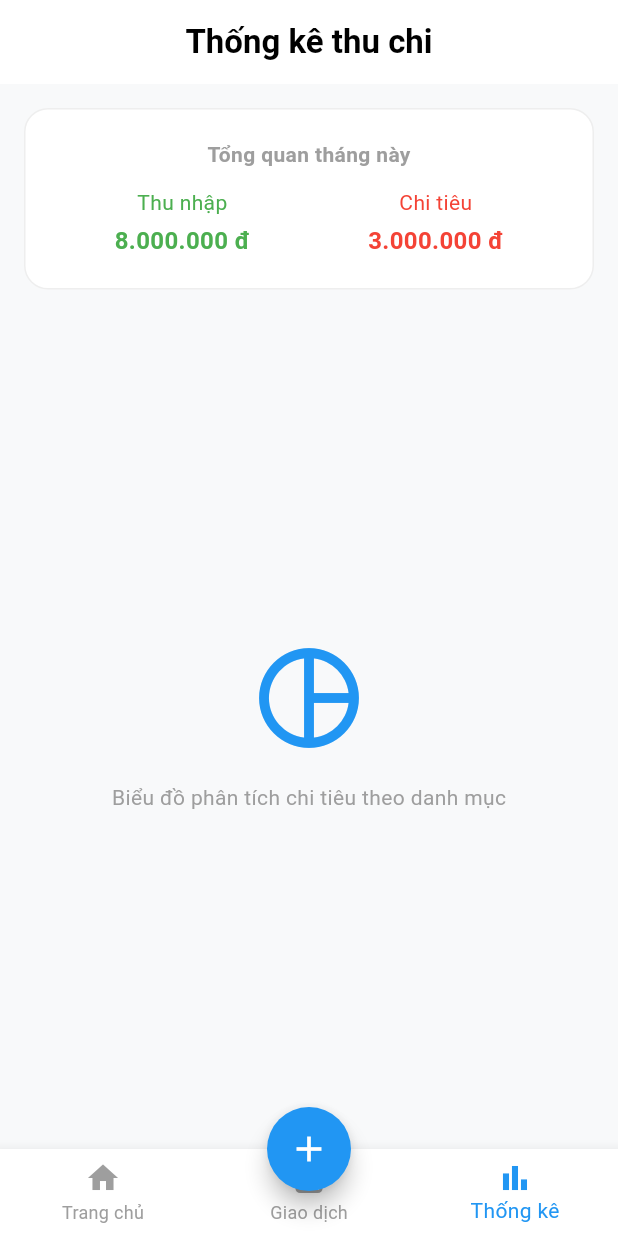
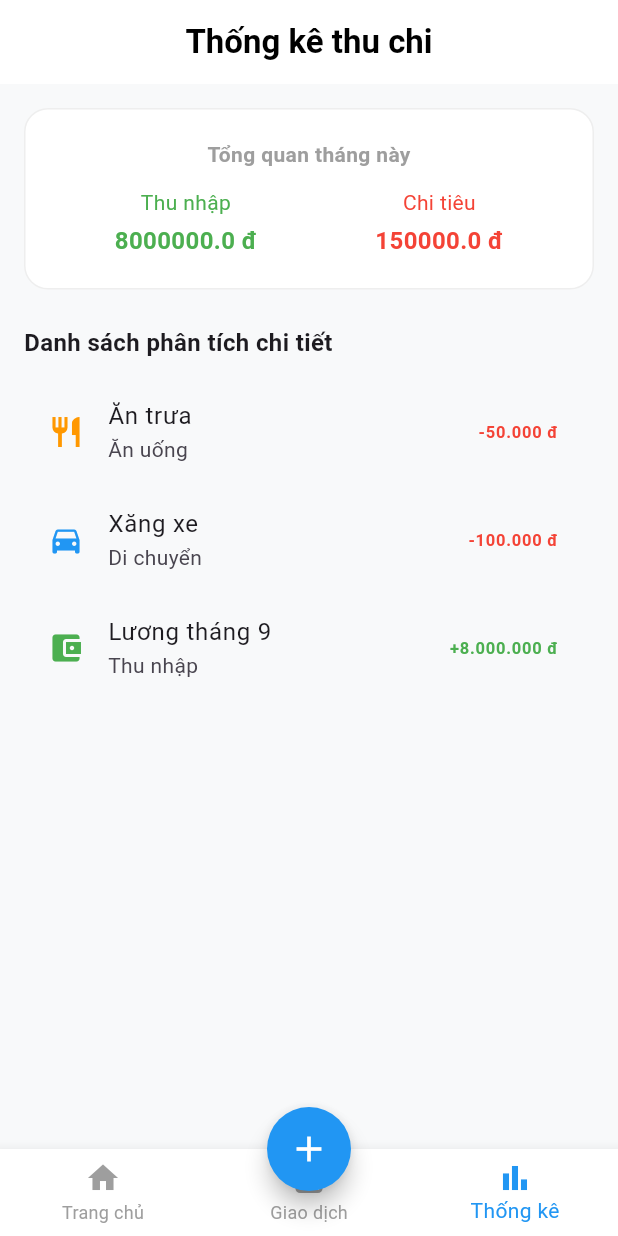
Before and after one commit to lmthuankhmt2411020-wq/KHMT2411020_LeMinhThuan_casestudy1, a Flutter app: the screen it shows after launch, item 3 of the bottom bar chosen, on a phone screen of 412 x 824 dp. Run offline on Flutter 3.47's test engine with Material 3 defaults, Android fonts, the phone set to English and light mode, and no system bars.

Commit message:
Buoi 6: Hoan thanh tab Thong ke dong theo du lieu giao dich

```diff
--- a/lib/main.dart
+++ b/lib/main.dart
@@ -73,7 +73,7 @@ class _MainNavigationScreenState extends State<MainNavigationScreen> {
     final List screens = [
       DashboardTab(transactions: transactions),
       TransactionsTab(transactions: transactions),
-      const StatisticsTab(),
+      StatisticsTab(transactions: transactions), // Truyền danh sách vào màn hình Thống kê
     ];
 
     return Scaffold(
@@ -288,11 +288,27 @@ class TransactionsTab extends StatelessWidget {
   }
 }
 
+// 3. Tab Thống kê động dựa trên dữ liệu thật
 class StatisticsTab extends StatelessWidget {
-  const StatisticsTab({super.key});
+  final List transactions;
+  const StatisticsTab({super.key, required this.transactions});
 
   @override
   Widget build(BuildContext context) {
+    // Tính toán tổng thu và tổng chi dựa trên danh sách giao dịch
+    double totalIncome = 0;
+    double totalExpense = 0;
+
+    for (var tx in transactions) {
+      String rawAmount = tx['amount'].toString().replaceAll(RegExp(r'[^0-9]'), '');
+      double val = double.tryParse(rawAmount) ?? 0;
+      if (tx['isIncome'] == true) {
+        totalIncome += val;
+      } else {
+        totalExpense += val;
+      }
+    }
+
     return Scaffold(
       appBar: AppBar(
         backgroundColor: Colors.white,
@@ -311,25 +327,25 @@ class StatisticsTab extends StatelessWidget {
                 borderRadius: BorderRadius.circular(16),
                 border: Border.all(color: Colors.grey.shade200),
               ),
-              child: const Column(
+              child: Column(
                 children: [
-                  Text('Tổng quan tháng này', style: TextStyle(color: Colors.grey, fontWeight: FontWeight.bold)),
-                  SizedBox(height: 12),
+                  const Text('Tổng quan tháng này', style: TextStyle(color: Colors.grey, fontWeight: FontWeight.bold)),
+                  const SizedBox(height: 12),
                   Row(
                     mainAxisAlignment: MainAxisAlignment.spaceAround,
                     children: [
                       Column(
                         children: [
-                          Text('Thu nhập', style: TextStyle(color: Colors.green)),
-                          SizedBox(height: 4),
-                          Text('8.000.000 đ', style: TextStyle(fontWeight: FontWeight.bold, fontSize: 16, color: Colors.green)),
+                          const Text('Thu nhập', style: TextStyle(color: Colors.green)),
+                          const SizedBox(height: 4),
+                          Text('$totalIncome đ', style: const TextStyle(fontWeight: FontWeight.bold, fontSize: 16, color: Colors.green)),
                         ],
                       ),
                       Column(
                         children: [
-                          Text('Chi tiêu', style: TextStyle(color: Colors.red)),
-                          SizedBox(height: 4),
-                          Text('3.000.000 đ', style: TextStyle(fontWeight: FontWeight.bold, fontSize: 16, color: Colors.red)),
+                          const Text('Chi tiêu', style: TextStyle(color: Colors.red)),
+                          const SizedBox(height: 4),
+                          Text('$totalExpense đ', style: const TextStyle(fontWeight: FontWeight.bold, fontSize: 16, color: Colors.red)),
                         ],
                       ),
                     ],
@@ -338,16 +354,31 @@ class StatisticsTab extends StatelessWidget {
               ),
             ),
             const SizedBox(height: 24),
-            const Expanded(
-              child: Center(
-                child: Column(
-                  mainAxisAlignment: MainAxisAlignment.center,
-                  children: [
-                    Icon(Icons.pie_chart_outline, size: 80, color: Colors.blue),
-                    SizedBox(height: 16),
-                    Text('Biểu đồ phân tích chi tiêu theo danh mục', style: TextStyle(color: Colors.grey, fontSize: 14)),
-                  ],
-                ),
+            const Align(
+              alignment: Alignment.centerLeft,
+              child: Text('Danh sách phân tích chi tiết', style: TextStyle(fontSize: 16, fontWeight: FontWeight.bold)),
+            ),
+            const SizedBox(height: 12),
+            Expanded(
+              child: transactions.isEmpty
+                  ? const Center(child: Text('Chưa có dữ liệu thống kê'))
+                  : ListView.builder(
+                itemCount: transactions.length,
+                itemBuilder: (context, index) {
+                  final tx = transactions[index];
+                  return ListTile(
+                    leading: Icon(tx['icon'], color: tx['color']),
+                    title: Text(tx['title']),
+                    subtitle: Text(tx['category']),
+                    trailing: Text(
+                      tx['amount'],
+                      style: TextStyle(
+                        color: tx['isIncome'] ? Colors.green : Colors.red,
+                        fontWeight: FontWeight.bold,
+                      ),
+                    ),
+                  );
+                },
               ),
             ),
           ],
```
